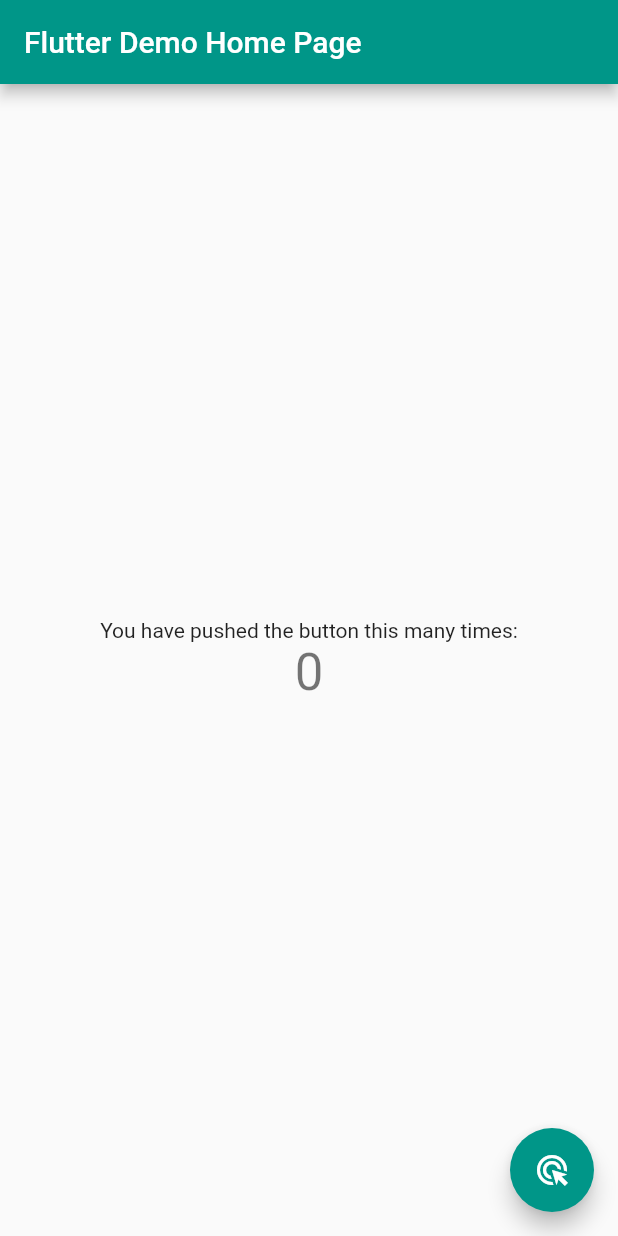
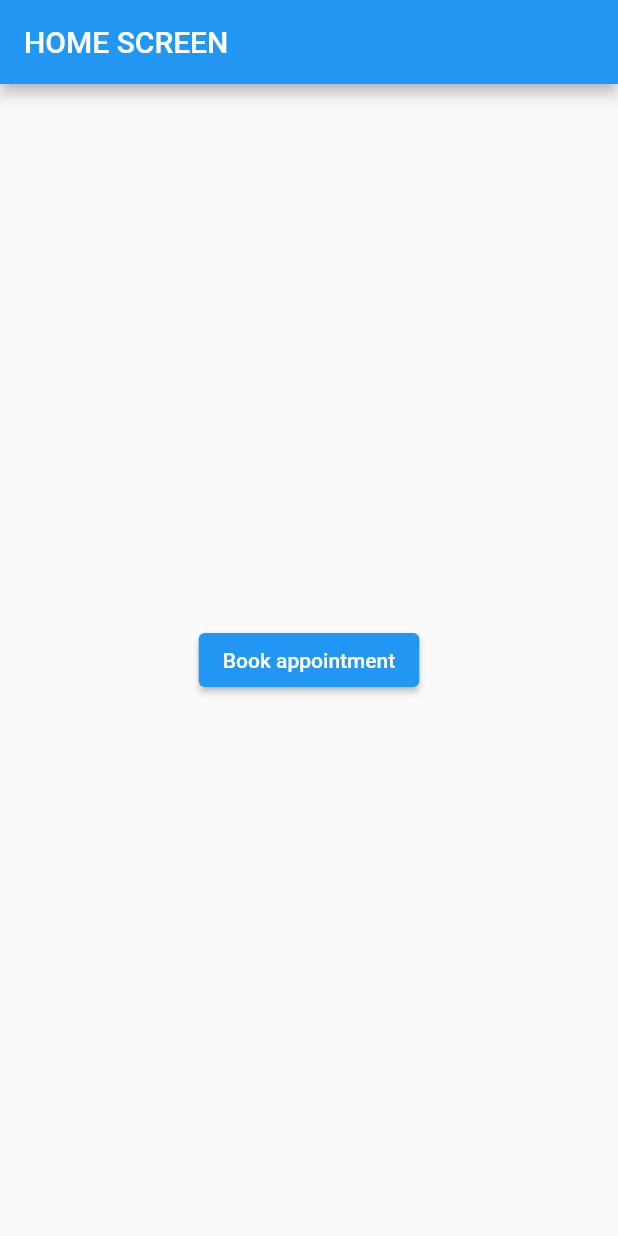
Before and after one commit to isnik09/canteen-app, a Flutter app: the screen it shows after launch, on a phone screen of 412 x 824 dp. Run offline on Flutter 3.47's test engine with Material 2 defaults, Android fonts, the phone set to English and light mode, and no system bars.

Commit message:
Created pages and navigation

```diff
--- a/lib/main.dart
+++ b/lib/main.dart
@@ -1,67 +1,39 @@
+import './pages/captcha-page.dart';
 import 'package:flutter/material.dart';
+import './pages/home-page.dart';
+import './pages/book-slot.dart';
+import './pages/add-card-number.dart';
+import './pages/time-select.dart';
+import './pages/show-receipt.dart';
+// ignore: unused_import
+import './theme-data.dart';
 
 void main() {
-  runApp(const MyApp());
+  runApp(
+    MaterialApp(
+      title: 'Canteen App',
+      initialRoute: '/',
+      routes: {
+        '/': (context) => const HomePage(),
+        '/book-a-slot': (context) => const BookSlot(),
+        '/captcha-page': (context) => const CaptchaPage(),
+        '/add-card-number': (context) => const AddCardNumber(),
+        '/time-select': (context) => const TimeSelect(),
+        '/show-receipt': (context) => const ShowReceipt(),
+      },
+    ),
+  );
 }
 
 class MyApp extends StatelessWidget {
   const MyApp({super.key});
-  // This widget is the root of your application.
+
   @override
   Widget build(BuildContext context) {
     return MaterialApp(
-      title: 'Flutter Demo',
-      theme: ThemeData(
-        primarySwatch: Colors.teal,
-      ),
-      home: const MyHomePage(title: 'Flutter Demo Home Page'),
+      debugShowCheckedModeBanner: false,
+      home: HomePage(),
+      theme: ThemeData(primarySwatch: Colors.lime),
     );
   }
 }
-
-class MyHomePage extends StatefulWidget {
-  const MyHomePage({super.key, required this.title});
-
-  final String title;
-
-  @override
-  State<MyHomePage> createState() => _MyHomePageState();
-}
-
-class _MyHomePageState extends State<MyHomePage> {
-  int _counter = 0;
-
-  void _incrementCounter() {
-    setState(() {
-      _counter++;
-    });
-  }
-
-  @override
-  Widget build(BuildContext context) {
-    return Scaffold(
-      appBar: AppBar(
-        title: Text(widget.title),
-      ),
-      body: Center(
-        child: Column(
-          mainAxisAlignment: MainAxisAlignment.center,
-          children: <Widget>[
-            const Text(
-              'You have pushed the button this many times:',
-            ),
-            Text(
-              '$_counter',
-              style: Theme.of(context).textTheme.headline4,
-            ),
-          ],
-        ),
-      ),
-      floatingActionButton: FloatingActionButton(
-        onPressed: _incrementCounter,
-        tooltip: 'Increment',
-        child: const Icon(Icons.ads_click),
-      ),
-    );
-  }
-}
--- a/lib/pages/home-page.dart
+++ b/lib/pages/home-page.dart
@@ -0,0 +1,23 @@
+import 'package:flutter/material.dart';
+
+class HomePage extends StatelessWidget {
+  const HomePage({super.key});
+
+  @override
+  Widget build(BuildContext context) {
+    return Scaffold(
+      appBar: AppBar(
+        title: const Text('HOME SCREEN'),
+      ),
+      body: Center(
+        child: ElevatedButton(
+          onPressed: () {
+            // Navigate to the second screen using a named route.
+            Navigator.pushNamed(context, '/book-a-slot');
+          },
+          child: const Text('Book appointment'),
+        ),
+      ),
+    );
+  }
+}
```
Also changed, not shown: lib/pages/add-card-number.dart (added, +22 -0 lines), lib/pages/book-slot.dart (added, +22 -0 lines), lib/pages/captcha-page.dart (added, +22 -0 lines), lib/pages/show-receipt.dart (added, +20 -0 lines), lib/pages/time-select.dart (added, +19 -0 lines), lib/theme-data.dart (added).
